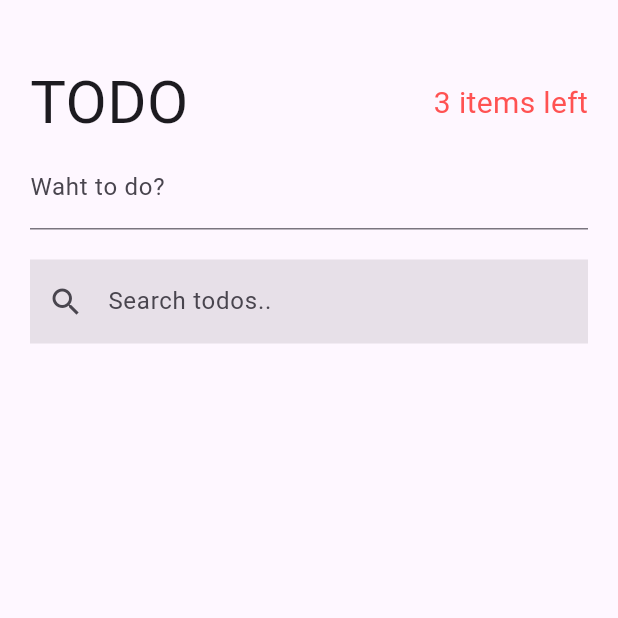
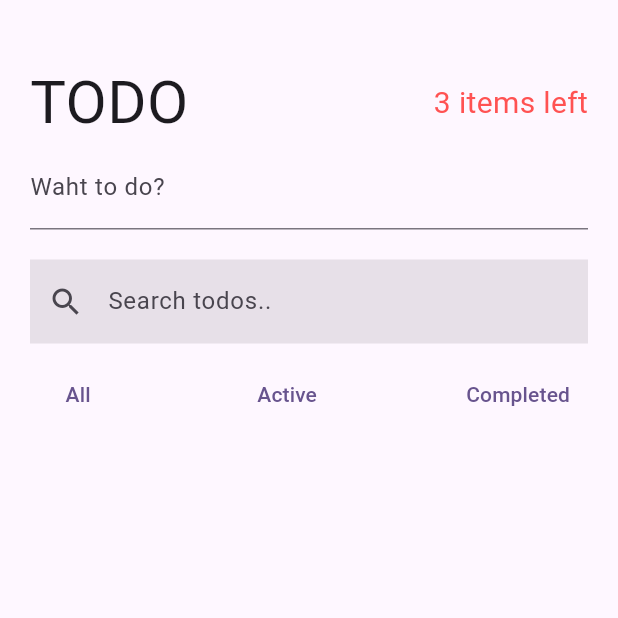
Before and after one commit to LukaszWalencik/todo_cubit, a Flutter app: the screen it shows after launch, on a phone screen of 412 x 824 dp, the top half of it. Run offline on Flutter 3.47's test engine with Material 2 defaults, Android fonts, the phone set to English and light mode, and no system bars; our stand-ins replace bloc, equatable, flutter_bloc.

Commit message:
Create reusable filterButton and use it to build filters button depense of Filter state (all, active or completed)

```diff
--- a/lib/pages/todo_page/search_and_filter_todo.dart
+++ b/lib/pages/todo_page/search_and_filter_todo.dart
@@ -1,6 +1,7 @@
 import 'package:flutter/material.dart';
 import 'package:flutter_bloc/flutter_bloc.dart';
 import 'package:todo_cubit/cubits/todo_search/todo_search_cubit.dart';
+import 'package:todo_cubit/models/todo_model.dart';
 
 class SearchAndFilterTodo extends StatelessWidget {
   const SearchAndFilterTodo({super.key});
@@ -23,10 +24,26 @@ class SearchAndFilterTodo extends StatelessWidget {
             }
           },
         ),
-        SizedBox(
-          height: 10,
+        SizedBox(height: 10),
+        Row(
+          mainAxisAlignment: MainAxisAlignment.spaceBetween,
+          children: [
+            filterButton(context, Filter.all),
+            filterButton(context, Filter.active),
+            filterButton(context, Filter.completed),
+          ],
         )
       ],
     );
   }
+
+  Widget filterButton(BuildContext context, Filter filter) {
+    return TextButton(
+        onPressed: () {},
+        child: Text(filter == Filter.all
+            ? 'All'
+            : filter == Filter.active
+                ? 'Active'
+                : 'Completed'));
+  }
 }
```
